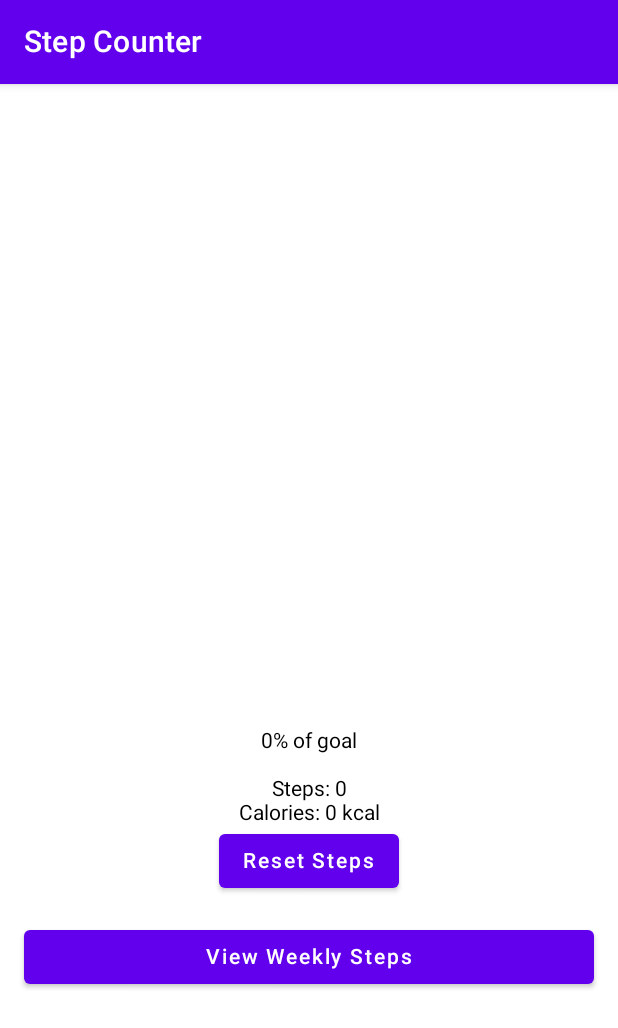
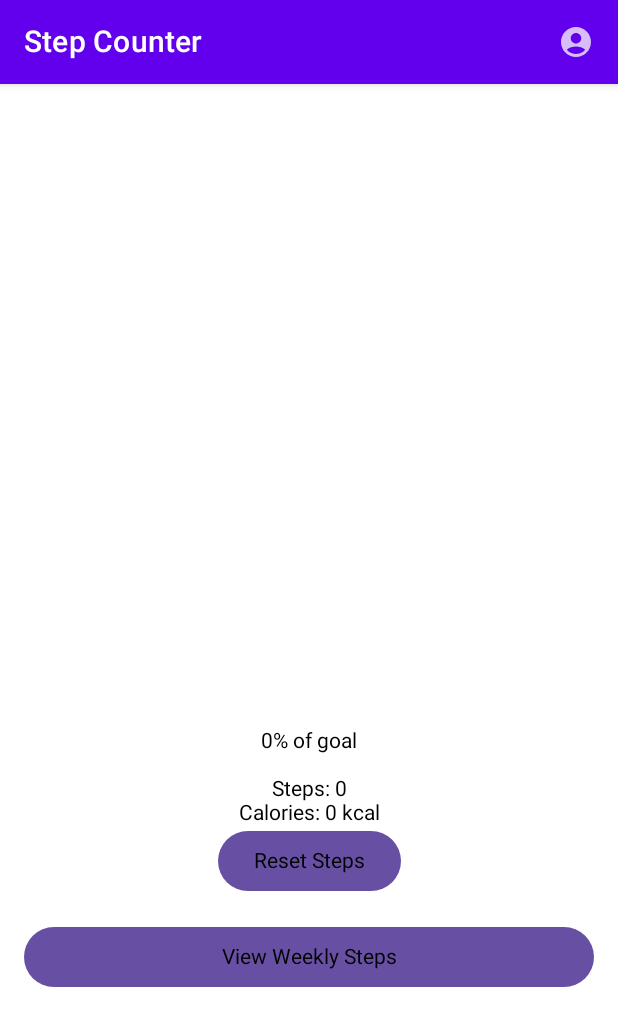
Before and after one commit to akashbhattacharya/FitnessTracker, an Android app built with Jetpack Compose: the screen it shows after launch (MainActivity), on a phone screen of 412 x 824 dp. Shown: the top 1028 px of the screen. Run offline under Robolectric (Android 15) with nearby library versions, the phone set to English and light mode, and no system bars.

Commit message:
-User account icon has been added -Notification pop up working for staying inactive

```diff
--- a/app/build.gradle.kts
+++ b/app/build.gradle.kts
@@ -104,5 +104,7 @@ dependencies {
     // optional - Paging 3 Integration
     implementation("androidx.room:room-paging:$room_version")
     implementation("com.google.devtools.ksp:symbol-processing-api:1.9.21-1.0.15")
+    implementation ("androidx.compose.material:material-icons-extended:1.1.0")
+
 
 }
--- a/app/src/main/java/com/example/testapp/MainActivity.kt
+++ b/app/src/main/java/com/example/testapp/MainActivity.kt
@@ -1,40 +1,45 @@
 package com.example.testapp
 
+// Import statements for necessary components (Add if not already present in your file)
 import android.app.NotificationChannel
 import android.app.NotificationManager
 import android.content.Context
-import android.os.Bundle
-import androidx.activity.ComponentActivity
-import androidx.activity.compose.setContent
-import androidx.compose.foundation.Canvas
-import androidx.compose.foundation.layout.Arrangement
+import androidx.compose.material.Icon
+import androidx.compose.material.IconButton
+import androidx.compose.material.MaterialTheme
+import androidx.lifecycle.viewmodel.compose.viewModel
+import androidx.compose.runtime.Composable
 import androidx.compose.foundation.layout.Column
-import androidx.compose.foundation.layout.PaddingValues
 import androidx.compose.foundation.layout.Spacer
-import androidx.compose.foundation.layout.fillMaxSize
-import androidx.compose.foundation.layout.fillMaxWidth
+import androidx.compose.foundation.layout.padding
 import androidx.compose.foundation.layout.height
-import androidx.compose.foundation.layout.padding
-import androidx.compose.foundation.layout.size
-import androidx.compose.material.Button
-import androidx.compose.material.CircularProgressIndicator
-import androidx.compose.material.Scaffold
+import androidx.compose.ui.Modifier
+import androidx.compose.ui.unit.dp
 import androidx.compose.material.Text
-import androidx.compose.material.TopAppBar
-import androidx.compose.runtime.Composable
-import androidx.compose.runtime.collectAsState
-import androidx.compose.ui.Alignment
-import androidx.compose.ui.Modifier
-import androidx.compose.ui.geometry.Offset
-import androidx.compose.ui.graphics.Color
-import androidx.compose.ui.graphics.drawscope.Stroke
-import androidx.compose.ui.unit.dp
-import androidx.lifecycle.viewmodel.compose.viewModel
 import androidx.navigation.NavController
 import androidx.navigation.compose.NavHost
 import androidx.navigation.compose.composable
 import androidx.navigation.compose.rememberNavController
-
+import androidx.activity.ComponentActivity
+import androidx.activity.compose.setContent
+import androidx.compose.material.Scaffold
+import androidx.compose.material.TopAppBar
+import android.os.Bundle
+import androidx.compose.foundation.Canvas
+import androidx.compose.foundation.layout.Arrangement
+import androidx.compose.foundation.layout.PaddingValues
+import androidx.compose.foundation.layout.fillMaxSize
+import androidx.compose.foundation.layout.fillMaxWidth
+import androidx.compose.foundation.layout.size
+import androidx.compose.material.icons.Icons
+import androidx.compose.material.icons.filled.AccountCircle
+import androidx.compose.material3.Button
+import androidx.compose.material3.CircularProgressIndicator
+import androidx.compose.runtime.collectAsState
+import androidx.compose.ui.Alignment
+import androidx.compose.ui.geometry.Offset
+import androidx.compose.ui.graphics.Color
+import androidx.compose.ui.graphics.drawscope.Stroke
 
 class MainActivity : ComponentActivity() {
     override fun onCreate(savedInstanceState: Bundle?) {
@@ -63,12 +68,33 @@ class MainActivity : ComponentActivity() {
 fun StepCounterApp() {
     val navController = rememberNavController()
     Scaffold(
-        topBar = { TopAppBar(title = { Text("Step Counter") }) }
+        topBar = {
+            TopAppBar(
+                title = { Text("Step Counter") },
+                actions = {
+                    // User icon button added here
+                    IconButton(onClick = { navController.navigate("userSettings") }) {
+                        Icon(Icons.Filled.AccountCircle, contentDescription = "User Settings")
+                    }
+                }
+            )
+        }
     ) { paddingValues ->
         NavHost(navController = navController, startDestination = "main") {
             composable("main") { StepCounterUI(navController, paddingValues) }
-            composable("weeklySteps") { WeeklyStepsScreen() } // This will be your bar chart screen
+            composable("weeklySteps") { WeeklyStepsScreen() }
+            // Add the composable for user settings screen
+            composable("userSettings") { UserSettingsScreen(navController) }
         }
+    }
+}
+
+@Composable
+fun UserSettingsScreen(navController: NavController) {
+    // Placeholder for User Settings UI
+    Column(modifier = Modifier.padding(16.dp)) {
+        Text("User Settings", style = MaterialTheme.typography.h5)
+        // Implement the UI for updating user details
     }
 }
 
```
